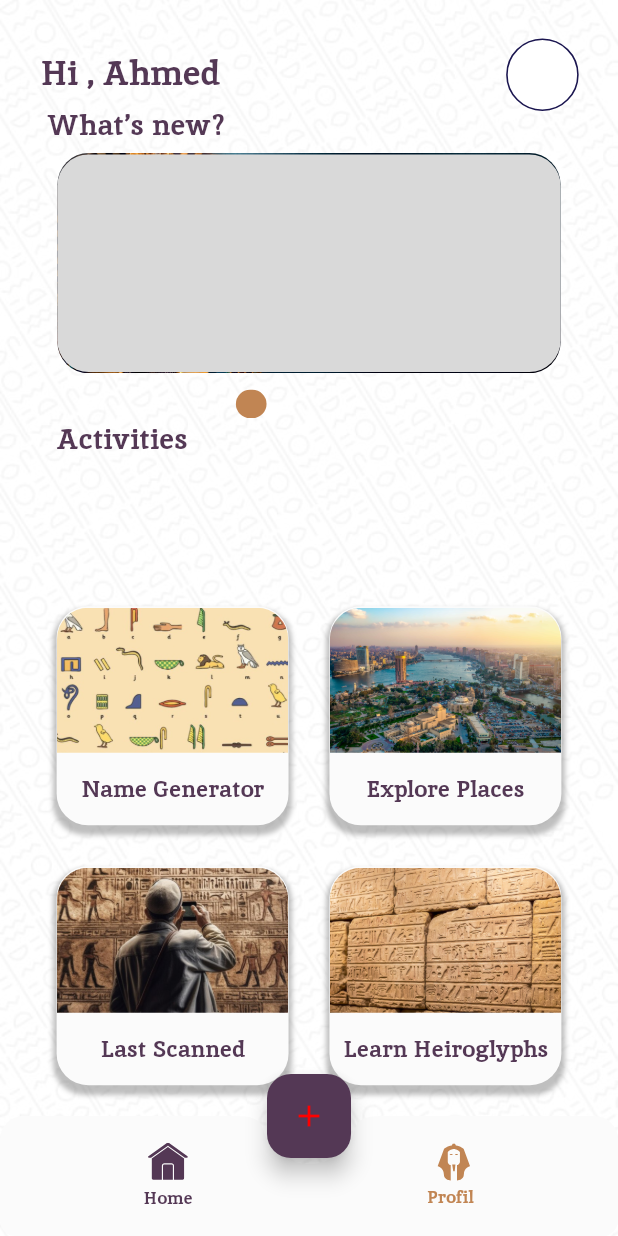
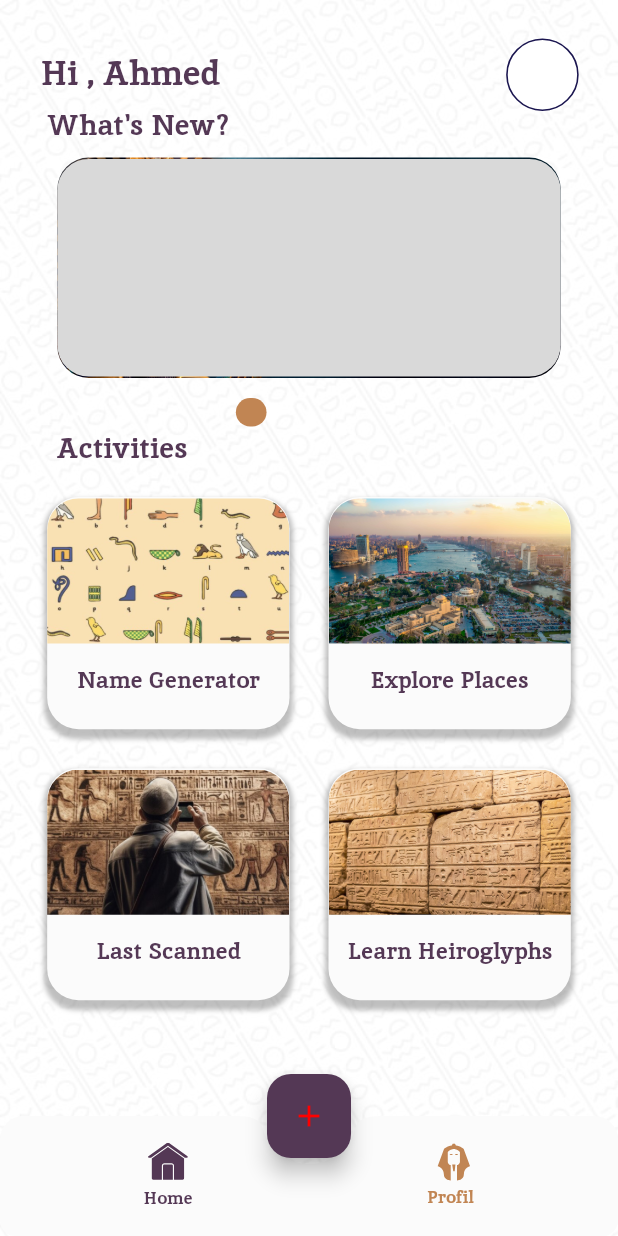
Before and after one commit to MohamedZaahran/Cartouchify, a Flutter app: the HomePage screen opened directly, on a phone screen of 412 x 824 dp. Run offline on Flutter 3.47's test engine with Material 3 defaults, Android fonts, the phone set to English and light mode, and no system bars; drawn by our look-alikes of carousel_slider, smooth_page_indicator; our stand-ins replace cached_network_image, cloud_firestore, connectivity_plus, firebase_auth, firebase_core, flutter_svg and 3 more; missing offline and left inert: maps_launcher; accounts and stored records are empty.

Commit message:
fix(-core(homepage + navbar))

```diff
--- a/GP/lib/presentation/home_page/home_page.dart
+++ b/GP/lib/presentation/home_page/home_page.dart
@@ -29,7 +29,8 @@ class HomePage extends StatelessWidget {
         extendBody: true,
         extendBodyBehindAppBar: true,
         appBar: _buildAppBar(),
-        body: Container(
+        body: SingleChildScrollView(
+          child: Container(
             width: SizeUtils.width,
             height: SizeUtils.height,
             padding: EdgeInsets.only(top: 56.v),
@@ -42,12 +43,12 @@ class HomePage extends StatelessWidget {
             ),
             child: Container(
               width: double.maxFinite,
-            padding: EdgeInsets.symmetric(horizontal: 30.h, vertical: 15.v),
+              padding: EdgeInsets.symmetric(horizontal: 30.h, vertical: 15),
               child: Column(
                 crossAxisAlignment: CrossAxisAlignment.start,
                 children: [
                   Text(
-                  "lbl_what_s_new".tr,
+                    "What's New?".tr,
                     style: theme.textTheme.titleLarge,
                   ),
                   SizedBox(height: 5.v),
@@ -75,7 +76,8 @@ class HomePage extends StatelessWidget {
                   SizedBox(height: 2.v),
                   Padding(
                     padding: EdgeInsets.only(
-                      left: 6.h, bottom: 0.v), // Adjust padding here
+                      left: 6.h,
+                    ),
                     child: Text(
                       "lbl_activities".tr,
                       style: theme.textTheme.titleLarge,
@@ -83,6 +85,7 @@ class HomePage extends StatelessWidget {
                   ),
                   _buildGrid(),
                 ],
+              ),
             ),
           ),
         ),
@@ -125,7 +128,7 @@ class HomePage extends StatelessWidget {
       child: Obx(
         () => CarouselSlider.builder(
           options: CarouselOptions(
-            height: 153.v,
+            height: 153,
             initialPage: 0,
             autoPlay: true,
             viewportFraction: 1.0,
@@ -147,16 +150,15 @@ class HomePage extends StatelessWidget {
   }
 
   Widget _buildGrid() {
-    return Padding(
-      padding: EdgeInsets.symmetric(horizontal: 6.h, vertical: 1.v),
-      child: Obx(
+    return Obx(
       () => GridView.builder(
+        padding: EdgeInsets.only(top: 20.v),
         shrinkWrap: true,
         gridDelegate: SliverGridDelegateWithFixedCrossAxisCount(
-            mainAxisExtent: 151.v,
+          mainAxisExtent: 160.v,
           crossAxisCount: 2,
-            mainAxisSpacing: 26.h,
-            crossAxisSpacing: 26.h,
+          mainAxisSpacing: 26,
+          crossAxisSpacing: 26,
         ),
         physics: NeverScrollableScrollPhysics(),
         itemCount: controller.homeModelObj.value.gridItemList.value.length,
@@ -168,14 +170,13 @@ class HomePage extends StatelessWidget {
           });
         },
       ),
-      ),
     );
   }
 
   Widget _buildFiftyNine() {
     return CustomBottomAppBar(
       onChanged: (BottomBarEnum type) {
-        Get.toNamed(getCurrentRoute(type), id: 1);
+        Get.toNamed(getCurrentRoute(type));
       },
     );
   }
@@ -183,9 +184,9 @@ class HomePage extends StatelessWidget {
   String getCurrentRoute(BottomBarEnum type) {
     switch (type) {
       case BottomBarEnum.Home:
-        return "/";
+        return AppRoutes.homePage;
       case BottomBarEnum.Profile:
-        return AppRoutes.homePage;
+        return AppRoutes.profileScreen;
       default:
         return "/";
     }
--- a/GP/lib/presentation/home_page/widgets/grid_item_widget.dart
+++ b/GP/lib/presentation/home_page/widgets/grid_item_widget.dart
@@ -37,7 +37,7 @@ class GridItemWidget extends StatelessWidget {
               () => CustomImageView(
                 imagePath: gridItemModelObj.nameGeneratorImage!.value,
                 height: 100.v,
-                width: 147.h,
+                width: 154.h,
                 radius: BorderRadius.vertical(
                   top: Radius.circular(20.h),
                 ),
```
Also changed, not shown: GP/lib/presentation/profile_screen/profile_screen.dart (+9 -16 lines), 2 other files. Lines whose indentation alone changed are shown as unchanged.
